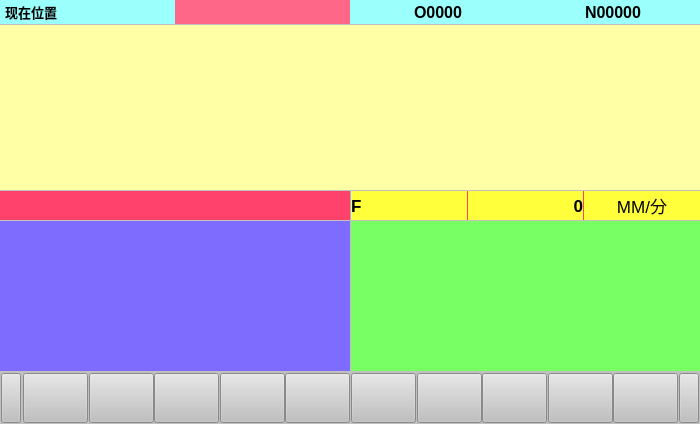
First picture: the form in Graduation_Project/resource/UI/CRT_Pos_Absolute.ui, repository zhaojiacheng1/python, before the edit.
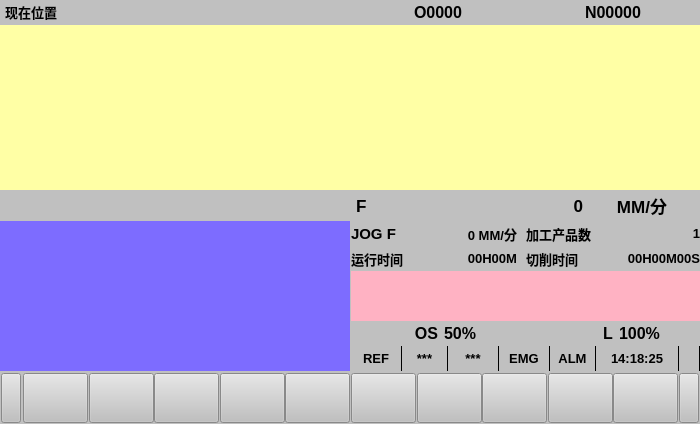
Second picture: the form after the edit. Custom widgets are drawn as their Qt base class.

Diff of the .ui file:
```diff
--- a/Graduation_Project/resource/UI/CRT_Pos_Absolute.ui
+++ b/Graduation_Project/resource/UI/CRT_Pos_Absolute.ui
@@ -50,7 +50,7 @@
    <item row="0" column="0" colspan="2">
     <widget class="QWidget" name="widget" native="true">
      <property name="styleSheet">
-      <string notr="true">background-color: rgb(155, 255, 252);</string>
+      <string notr="true"/>
      </property>
      <layout class="QHBoxLayout" name="horizontalLayout">
       <property name="spacing">
@@ -91,7 +91,7 @@
       <item>
        <widget class="QLabel" name="label_2">
         <property name="styleSheet">
-         <string notr="true">background-color: rgb(255, 103, 136);</string>
+         <string notr="true"/>
         </property>
         <property name="text">
          <string/>
@@ -145,7 +145,7 @@
    <item row="2" column="0" colspan="2">
     <widget class="QWidget" name="widget_3" native="true">
      <property name="styleSheet">
-      <string notr="true">background-color: rgb(157, 178, 255);</string>
+      <string notr="true"/>
      </property>
      <layout class="QHBoxLayout" name="horizontalLayout_3">
       <property name="spacing">
@@ -166,14 +166,14 @@
       <item>
        <widget class="QWidget" name="widget_7" native="true">
         <property name="styleSheet">
-         <string notr="true">background-color: rgb(255, 66, 107);</string>
+         <string notr="true"/>
         </property>
        </widget>
       </item>
       <item>
        <widget class="QWidget" name="widget_8" native="true">
         <property name="styleSheet">
-         <string notr="true">background-color: rgb(255, 66, 107);</string>
+         <string notr="true"/>
         </property>
         <layout class="QHBoxLayout" name="horizontalLayout_4" stretch="0,0,0">
          <property name="spacing">
@@ -201,11 +201,14 @@
             </font>
            </property>
            <property name="styleSheet">
-            <string notr="true">background-color: rgb(255, 255, 60);</string>
+            <string notr="true"/>
            </property>
            <property name="text">
             <string>F</string>
            </property>
+           <property name="indent">
+            <number>5</number>
+           </property>
           </widget>
          </item>
          <item>
@@ -218,7 +221,7 @@
             </font>
            </property>
            <property name="styleSheet">
-            <string notr="true">background-color: rgb(255, 255, 60);</string>
+            <string notr="true"/>
            </property>
            <property name="text">
             <string>0</string>
@@ -233,10 +236,12 @@
            <property name="font">
             <font>
              <pointsize>13</pointsize>
+             <weight>75</weight>
+             <bold>true</bold>
             </font>
            </property>
            <property name="styleSheet">
-            <string notr="true">background-color: rgb(255, 255, 60);</string>
+            <string notr="true"/>
            </property>
            <property name="text">
             <string>MM/分</string>
@@ -262,8 +267,626 @@
    <item row="3" column="1">
     <widget class="QWidget" name="widget_5" native="true">
      <property name="styleSheet">
-      <string notr="true">background-color: rgb(120, 255, 99);</string>
+      <string notr="true"/>
      </property>
+     <layout class="QVBoxLayout" name="verticalLayout" stretch="5,1">
+      <property name="spacing">
+       <number>0</number>
+      </property>
+      <property name="leftMargin">
+       <number>0</number>
+      </property>
+      <property name="topMargin">
+       <number>0</number>
+      </property>
+      <property name="rightMargin">
+       <number>0</number>
+      </property>
+      <property name="bottomMargin">
+       <number>0</number>
+      </property>
+      <item>
+       <widget class="QWidget" name="widget_9" native="true">
+        <property name="styleSheet">
+         <string notr="true"/>
+        </property>
+        <layout class="QVBoxLayout" name="verticalLayout_2">
+         <property name="spacing">
+          <number>0</number>
+         </property>
+         <property name="leftMargin">
+          <number>0</number>
+         </property>
+         <property name="topMargin">
+          <number>0</number>
+         </property>
+         <property name="rightMargin">
+          <number>0</number>
+         </property>
+         <property name="bottomMargin">
+          <number>0</number>
+         </property>
+         <item>
+          <widget class="QWidget" name="widget_11" native="true">
+           <property name="styleSheet">
+            <string notr="true"/>
+           </property>
+           <layout class="QHBoxLayout" name="horizontalLayout_6">
+            <property name="spacing">
+             <number>1</number>
+            </property>
+            <property name="leftMargin">
+             <number>0</number>
+            </property>
+            <property name="topMargin">
+             <number>0</number>
+            </property>
+            <property name="rightMargin">
+             <number>0</number>
+            </property>
+            <property name="bottomMargin">
+             <number>0</number>
+            </property>
+            <item>
+             <widget class="QLabel" name="label_8">
+              <property name="font">
+               <font>
+                <pointsize>11</pointsize>
+                <weight>75</weight>
+                <bold>true</bold>
+               </font>
+              </property>
+              <property name="styleSheet">
+               <string notr="true"/>
+              </property>
+              <property name="text">
+               <string>JOG F</string>
+              </property>
+             </widget>
+            </item>
+            <item>
+             <widget class="QLabel" name="Lab_FSpeed">
+              <property name="font">
+               <font>
+                <pointsize>10</pointsize>
+                <weight>75</weight>
+                <bold>true</bold>
+               </font>
+              </property>
+              <property name="styleSheet">
+               <string notr="true"/>
+              </property>
+              <property name="text">
+               <string>0 MM/分</string>
+              </property>
+              <property name="alignment">
+               <set>Qt::AlignRight|Qt::AlignTrailing|Qt::AlignVCenter</set>
+              </property>
+              <property name="indent">
+               <number>8</number>
+              </property>
+             </widget>
+            </item>
+            <item>
+             <widget class="QLabel" name="label_12">
+              <property name="font">
+               <font>
+                <pointsize>10</pointsize>
+                <weight>75</weight>
+                <bold>true</bold>
+               </font>
+              </property>
+              <property name="styleSheet">
+               <string notr="true"/>
+              </property>
+              <property name="text">
+               <string>加工产品数</string>
+              </property>
+              <property name="alignment">
+               <set>Qt::AlignLeading|Qt::AlignLeft|Qt::AlignVCenter</set>
+              </property>
+             </widget>
+            </item>
+            <item>
+             <widget class="QLabel" name="Lab_Num">
+              <property name="font">
+               <font>
+                <pointsize>10</pointsize>
+                <weight>75</weight>
+                <bold>true</bold>
+               </font>
+              </property>
+              <property name="styleSheet">
+               <string notr="true"/>
+              </property>
+              <property name="text">
+               <string>1</string>
+              </property>
+              <property name="alignment">
+               <set>Qt::AlignRight|Qt::AlignTrailing|Qt::AlignVCenter</set>
+              </property>
+             </widget>
+            </item>
+           </layout>
+          </widget>
+         </item>
+         <item>
+          <widget class="QWidget" name="widget_12" native="true">
+           <property name="styleSheet">
+            <string notr="true"/>
+           </property>
+           <layout class="QHBoxLayout" name="horizontalLayout_7">
+            <property name="spacing">
+             <number>1</number>
+            </property>
+            <property name="leftMargin">
+             <number>0</number>
+            </property>
+            <property name="topMargin">
+             <number>0</number>
+            </property>
+            <property name="rightMargin">
+             <number>0</number>
+            </property>
+            <property name="bottomMargin">
+             <number>0</number>
+            </property>
+            <item>
+             <widget class="QLabel" name="label_11">
+              <property name="font">
+               <font>
+                <pointsize>10</pointsize>
+                <weight>75</weight>
+                <bold>true</bold>
+               </font>
+              </property>
+              <property name="styleSheet">
+               <string notr="true"/>
+              </property>
+              <property name="text">
+               <string>运行时间</string>
+              </property>
+              <property name="alignment">
+               <set>Qt::AlignLeading|Qt::AlignLeft|Qt::AlignVCenter</set>
+              </property>
+             </widget>
+            </item>
+            <item>
+             <widget class="QLabel" name="Lab_Time_Run">
+              <property name="font">
+               <font>
+                <pointsize>10</pointsize>
+                <weight>75</weight>
+                <bold>true</bold>
+               </font>
+              </property>
+              <property name="styleSheet">
+               <string notr="true"/>
+              </property>
+              <property name="text">
+               <string>00H00M</string>
+              </property>
+              <property name="alignment">
+               <set>Qt::AlignRight|Qt::AlignTrailing|Qt::AlignVCenter</set>
+              </property>
+              <property name="indent">
+               <number>8</number>
+              </property>
+             </widget>
+            </item>
+            <item>
+             <widget class="QLabel" name="label_15">
+              <property name="font">
+               <font>
+                <pointsize>10</pointsize>
+                <weight>75</weight>
+                <bold>true</bold>
+               </font>
+              </property>
+              <property name="styleSheet">
+               <string notr="true"/>
+              </property>
+              <property name="text">
+               <string>切削时间</string>
+              </property>
+              <property name="alignment">
+               <set>Qt::AlignLeading|Qt::AlignLeft|Qt::AlignVCenter</set>
+              </property>
+             </widget>
+            </item>
+            <item>
+             <widget class="QLabel" name="Lab_Time_Cut">
+              <property name="font">
+               <font>
+                <pointsize>10</pointsize>
+                <weight>75</weight>
+                <bold>true</bold>
+               </font>
+              </property>
+              <property name="styleSheet">
+               <string notr="true"/>
+              </property>
+              <property name="text">
+               <string>00H00M00S</string>
+              </property>
+              <property name="alignment">
+               <set>Qt::AlignRight|Qt::AlignTrailing|Qt::AlignVCenter</set>
+              </property>
+             </widget>
+            </item>
+           </layout>
+          </widget>
+         </item>
+         <item>
+          <widget class="QWidget" name="widget_13" native="true">
+           <property name="styleSheet">
+            <string notr="true">background-color: rgb(255, 178, 195);</string>
+           </property>
+          </widget>
+         </item>
+         <item>
+          <widget class="QWidget" name="widget_14" native="true">
+           <property name="styleSheet">
+            <string notr="true">background-color: rgb(255, 178, 195);</string>
+           </property>
+          </widget>
+         </item>
+         <item>
+          <widget class="QWidget" name="widget_15" native="true">
+           <property name="styleSheet">
+            <string notr="true"/>
+           </property>
+           <layout class="QHBoxLayout" name="horizontalLayout_8">
+            <property name="spacing">
+             <number>1</number>
+            </property>
+            <property name="leftMargin">
+             <number>0</number>
+            </property>
+            <property name="topMargin">
+             <number>0</number>
+            </property>
+            <property name="rightMargin">
+             <number>0</number>
+            </property>
+            <property name="bottomMargin">
+             <number>0</number>
+            </property>
+            <item>
+             <widget class="QLabel" name="label_17">
+              <property name="font">
+               <font>
+                <pointsize>12</pointsize>
+                <weight>75</weight>
+                <bold>true</bold>
+               </font>
+              </property>
+              <property name="styleSheet">
+               <string notr="true"/>
+              </property>
+              <property name="text">
+               <string>OS</string>
+              </property>
+              <property name="alignment">
+               <set>Qt::AlignRight|Qt::AlignTrailing|Qt::AlignVCenter</set>
+              </property>
+             </widget>
+            </item>
+            <item>
+             <widget class="QLabel" name="Lab_OSper">
+              <property name="font">
+               <font>
+                <pointsize>12</pointsize>
+                <weight>75</weight>
+                <bold>true</bold>
+               </font>
+              </property>
+              <property name="styleSheet">
+               <string notr="true"/>
+              </property>
+              <property name="text">
+               <string>50%</string>
+              </property>
+              <property name="indent">
+               <number>5</number>
+              </property>
+             </widget>
+            </item>
+            <item>
+             <widget class="QLabel" name="label_19">
+              <property name="font">
+               <font>
+                <pointsize>12</pointsize>
+                <weight>75</weight>
+                <bold>true</bold>
+               </font>
+              </property>
+              <property name="styleSheet">
+               <string notr="true"/>
+              </property>
+              <property name="text">
+               <string>L</string>
+              </property>
+              <property name="alignment">
+               <set>Qt::AlignRight|Qt::AlignTrailing|Qt::AlignVCenter</set>
+              </property>
+             </widget>
+            </item>
+            <item>
+             <widget class="QLabel" name="Lab_Lper">
+              <property name="font">
+               <font>
+                <pointsize>12</pointsize>
+                <weight>75</weight>
+                <bold>true</bold>
+               </font>
+              </property>
+              <property name="styleSheet">
+               <string notr="true"/>
+              </property>
+              <property name="text">
+               <string>100%</string>
+              </property>
+              <property name="indent">
+               <number>5</number>
+              </property>
+             </widget>
+            </item>
+           </layout>
+          </widget>
+         </item>
+        </layout>
+       </widget>
+      </item>
+      <item>
+       <widget class="QWidget" name="widget_10" native="true">
+        <property name="styleSheet">
+         <string notr="true">background-color: rgb(0, 0, 0);</string>
+        </property>
+        <layout class="QHBoxLayout" name="horizontalLayout_5" stretch="0,0,0,0,0,0,0">
+         <property name="spacing">
+          <number>1</number>
+         </property>
+         <property name="leftMargin">
+          <number>0</number>
+         </property>
+         <property name="topMargin">
+          <number>0</number>
+         </property>
+         <property name="rightMargin">
+          <number>0</number>
+         </property>
+         <property name="bottomMargin">
+          <number>0</number>
+         </property>
+         <item>
+          <widget class="QLabel" name="Lab_Mode">
+           <property name="minimumSize">
+            <size>
+             <width>50</width>
+             <height>0</height>
+            </size>
+           </property>
+           <property name="maximumSize">
+            <size>
+             <width>50</width>
+             <height>16777215</height>
+            </size>
+           </property>
+           <property name="font">
+            <font>
+             <pointsize>10</pointsize>
+             <weight>75</weight>
+             <bold>true</bold>
+            </font>
+           </property>
+           <property name="styleSheet">
+            <string notr="true">background-color: rgb(192, 192, 192);</string>
+           </property>
+           <property name="text">
+            <string>REF</string>
+           </property>
+           <property name="alignment">
+            <set>Qt::AlignCenter</set>
+           </property>
+          </widget>
+         </item>
+         <item>
+          <widget class="QLabel" name="label_9">
+           <property name="minimumSize">
+            <size>
+             <width>45</width>
+             <height>0</height>
+            </size>
+           </property>
+           <property name="maximumSize">
+            <size>
+             <width>45</width>
+             <height>16777215</height>
+            </size>
+           </property>
+           <property name="font">
+            <font>
+             <pointsize>10</pointsize>
+             <weight>75</weight>
+             <bold>true</bold>
+            </font>
+           </property>
+           <property name="styleSheet">
+            <string notr="true">background-color: rgb(192, 192, 192);</string>
+           </property>
+           <property name="text">
+            <string>***</string>
+           </property>
+           <property name="alignment">
+            <set>Qt::AlignCenter</set>
+           </property>
+          </widget>
+         </item>
+         <item>
+          <widget class="QLabel" name="label_10">
+           <property name="minimumSize">
+            <size>
+             <width>50</width>
+             <height>0</height>
+            </size>
+           </property>
+           <property name="maximumSize">
+            <size>
+             <width>50</width>
+             <height>16777215</height>
+            </size>
+           </property>
+           <property name="font">
+            <font>
+             <pointsize>10</pointsize>
+             <weight>75</weight>
+             <bold>true</bold>
+            </font>
+           </property>
+           <property name="styleSheet">
+            <string notr="true">background-color: rgb(192, 192, 192);</string>
+           </property>
+           <property name="text">
+            <string>***</string>
+           </property>
+           <property name="alignment">
+            <set>Qt::AlignCenter</set>
+           </property>
+          </widget>
+         </item>
+         <item>
+          <widget class="QLabel" name="Lab_EMG">
+           <property name="minimumSize">
+            <size>
+             <width>50</width>
+             <height>0</height>
+            </size>
+           </property>
+           <property name="maximumSize">
+            <size>
+             <width>50</width>
+             <height>16777215</height>
+            </size>
+           </property>
+           <property name="font">
+            <font>
+             <pointsize>10</pointsize>
+             <weight>75</weight>
+             <bold>true</bold>
+            </font>
+           </property>
+           <property name="styleSheet">
+            <string notr="true">background-color: rgb(192, 192, 192);</string>
+           </property>
+           <property name="text">
+            <string>EMG</string>
+           </property>
+           <property name="alignment">
+            <set>Qt::AlignCenter</set>
+           </property>
+          </widget>
+         </item>
+         <item>
+          <widget class="QLabel" name="Lab_ALM">
+           <property name="minimumSize">
+            <size>
+             <width>45</width>
+             <height>0</height>
+            </size>
+           </property>
+           <property name="maximumSize">
+            <size>
+             <width>45</width>
+             <height>16777215</height>
+            </size>
+           </property>
+           <property name="font">
+            <font>
+             <pointsize>10</pointsize>
+             <weight>75</weight>
+             <bold>true</bold>
+            </font>
+           </property>
+           <property name="styleSheet">
+            <string notr="true">background-color: rgb(192, 192, 192);</string>
+           </property>
+           <property name="text">
+            <string>ALM</string>
+           </property>
+           <property name="alignment">
+            <set>Qt::AlignCenter</set>
+           </property>
+          </widget>
+         </item>
+         <item>
+          <widget class="QLabel" name="Lab_Date">
+           <property name="minimumSize">
+            <size>
+             <width>82</width>
+             <height>0</height>
+            </size>
+           </property>
+           <property name="maximumSize">
+            <size>
+             <width>82</width>
+             <height>16777215</height>
+            </size>
+           </property>
+           <property name="font">
+            <font>
+             <pointsize>10</pointsize>
+             <weight>75</weight>
+             <bold>true</bold>
+            </font>
+           </property>
+           <property name="styleSheet">
+            <string notr="true">background-color: rgb(192, 192, 192);</string>
+           </property>
+           <property name="text">
+            <string>14:18:25</string>
+           </property>
+           <property name="alignment">
+            <set>Qt::AlignCenter</set>
+           </property>
+          </widget>
+         </item>
+         <item>
+          <widget class="QLabel" name="label_14">
+           <property name="minimumSize">
+            <size>
+             <width>20</width>
+             <height>0</height>
+            </size>
+           </property>
+           <property name="maximumSize">
+            <size>
+             <width>20</width>
+             <height>16777215</height>
+            </size>
+           </property>
+           <property name="font">
+            <font>
+             <pointsize>10</pointsize>
+             <weight>75</weight>
+             <bold>true</bold>
+            </font>
+           </property>
+           <property name="styleSheet">
+            <string notr="true">background-color: rgb(192, 192, 192);</string>
+           </property>
+           <property name="text">
+            <string/>
+           </property>
+           <property name="alignment">
+            <set>Qt::AlignCenter</set>
+           </property>
+          </widget>
+         </item>
+        </layout>
+       </widget>
+      </item>
+     </layout>
     </widget>
    </item>
    <item row="4" column="0" colspan="2">
@@ -598,6 +1221,13 @@
    </item>
   </layout>
  </widget>
+ <customwidgets>
+  <customwidget>
+   <class>CRTSoftBtn</class>
+   <extends>QPushButton</extends>
+   <header>CRT_Soft_Btn</header>
+  </customwidget>
+ </customwidgets>
  <resources/>
  <connections/>
 </ui>
```
Left out of the diff: 30 changed lines with no effect on the pictures.
